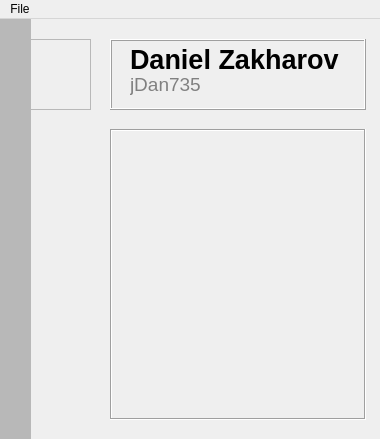
First picture: the form in mainwindow.ui, repository jDan735/QtGithub, before the edit.
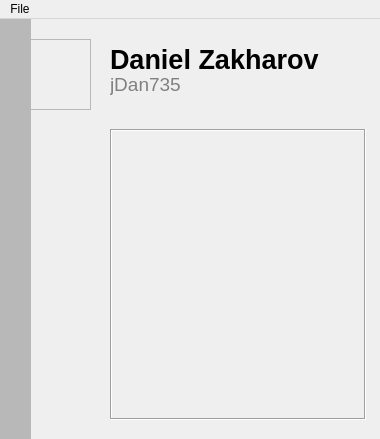
Second picture: the form after the edit. Icons and pictures are not drawn.

What changed in the file:
```diff
--- a/mainwindow.ui
+++ b/mainwindow.ui
@@ -49,7 +49,7 @@
    <widget class="QLabel" name="label">
     <property name="geometry">
      <rect>
-      <x>130</x>
+      <x>110</x>
       <y>25</y>
       <width>241</width>
       <height>31</height>
@@ -81,7 +81,7 @@
    <widget class="QLabel" name="label_3">
     <property name="geometry">
      <rect>
-      <x>130</x>
+      <x>110</x>
       <y>50</y>
       <width>91</width>
       <height>31</height>
@@ -137,22 +137,6 @@
      <layout class="QVBoxLayout" name="verticalLayout"/>
     </widget>
    </widget>
-   <widget class="QFrame" name="frame_2">
-    <property name="geometry">
-     <rect>
-      <x>110</x>
-      <y>20</y>
-      <width>256</width>
-      <height>71</height>
-     </rect>
-    </property>
-    <property name="frameShape">
-     <enum>QFrame::Box</enum>
-    </property>
-    <property name="frameShadow">
-     <enum>QFrame::Raised</enum>
-    </property>
-   </widget>
   </widget>
   <widget class="QMenuBar" name="menubar">
    <property name="geometry">
```
